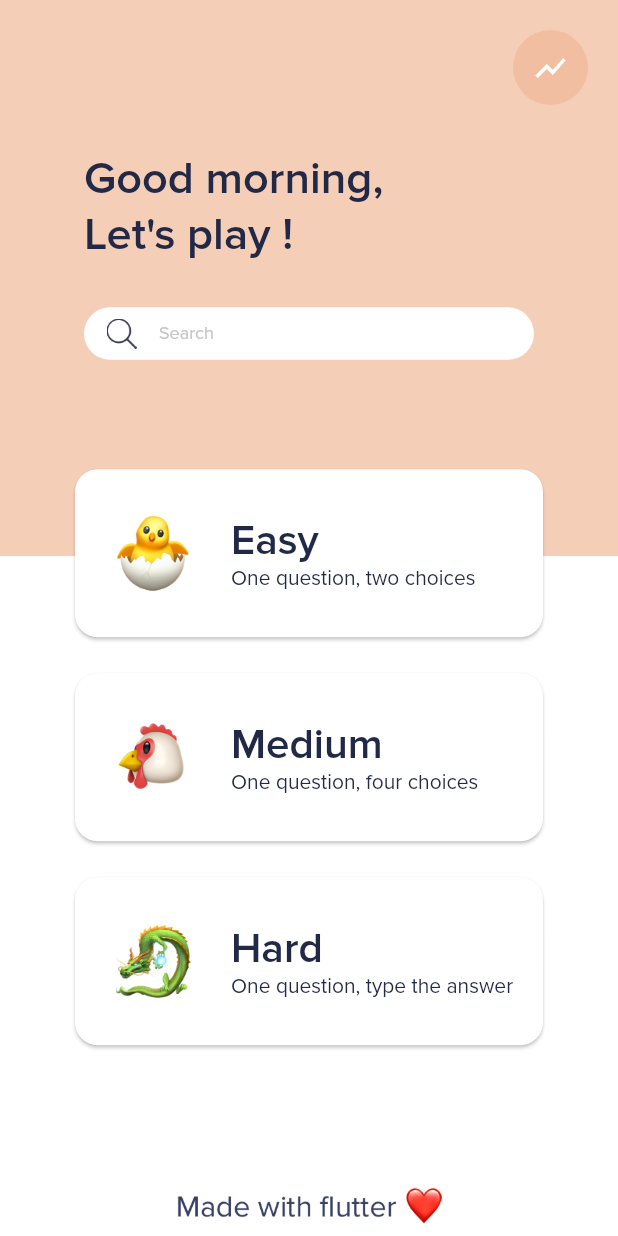
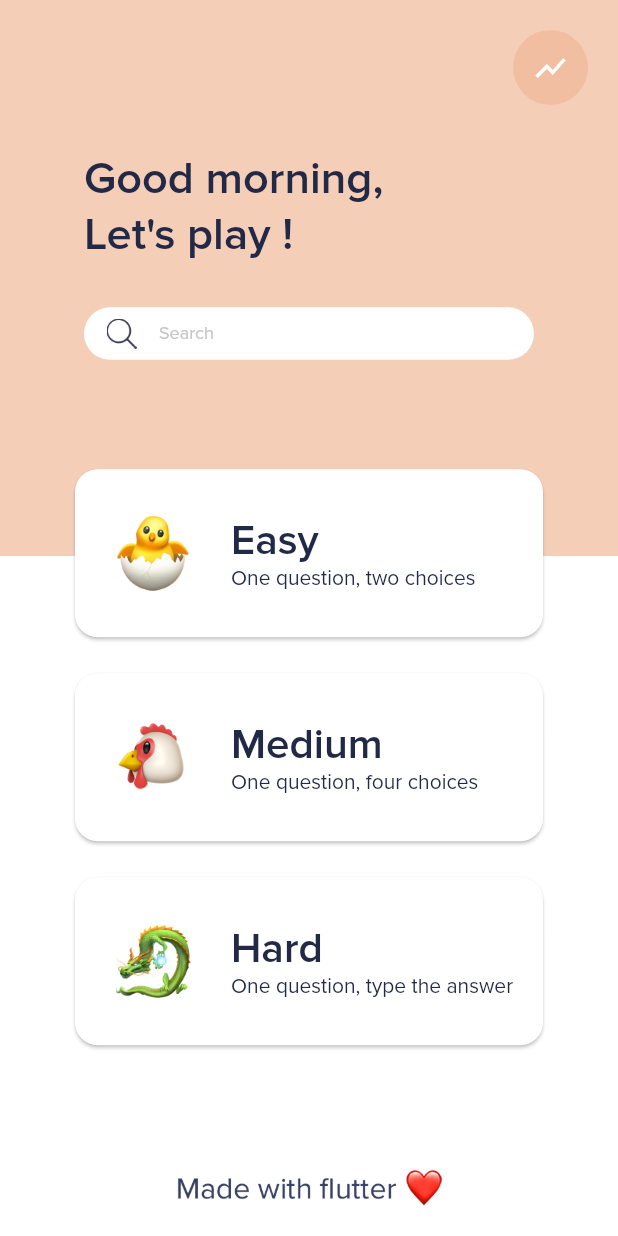
Before and after one commit to smartnsoft/capitals, a Flutter app: the screen it shows after launch, on a phone screen of 412 x 824 dp. Run offline on Flutter 3.47's test engine with Material 2 defaults, Android fonts, the phone set to English and light mode, and no system bars; drawn by our look-alikes of delayed_display; our stand-ins replace bloc, dio, flutter_bloc.

Commit message:
Refactor some layouts

```diff
--- a/lib/ui/home/home.dart
+++ b/lib/ui/home/home.dart
@@ -20,7 +20,10 @@ class Home extends StatelessWidget {
                 children: <Widget>[
                   Container(
                     color: Colors.white,
-                    child: Header(),
+                    child: DelayedDisplay(
+                      delay: Duration(milliseconds: 200),
+                      child: Header(),
+                    ),
                   ),
                   Expanded(
                     child: Container(
@@ -92,7 +95,7 @@ class Home extends StatelessWidget {
       children: <Widget>[
         cellsWidgets,
         Padding(
-          padding: const EdgeInsets.only(bottom: 8.0),
+          padding: const EdgeInsets.only(bottom: 20.0),
           child: Image.asset(
             AppTheme.of(context).images.madeWithFlutter,
             height: AppTheme.of(context).values.madeWithFlutterHeight,
--- a/lib/ui/quiz/choices/choice.dart
+++ b/lib/ui/quiz/choices/choice.dart
@@ -19,7 +19,7 @@ class Choice extends StatelessWidget {
   Widget build(BuildContext context) {
     return Container(
       height: 120,
-      width: 320 > MediaQuery.of(context).size.width * .8 ? MediaQuery.of(context).size.width * .8 : 320,
+      width: 320 > MediaQuery.of(context).size.width * .6 ? MediaQuery.of(context).size.width * .6 : 320,
       decoration: BoxDecoration(
         color: showAnswer && !isAnswer ? Colors.white10 : Colors.white,
         borderRadius: BorderRadius.circular(20),
--- a/lib/ui/quiz/progress/progress_container/quiz_progress_painter.dart
+++ b/lib/ui/quiz/progress/progress_container/quiz_progress_painter.dart
@@ -44,9 +44,6 @@ class QuizProgressPainter extends CustomPainter {
     final double horizontalLinePercent = size.width / totalPerimeter;
     final double verticalLinePercent = size.height / totalPerimeter;
 
-    print("PROGRESS TO DRAW = $progressToDraw");
-    print("horizontalLinePercent : $horizontalLinePercent");
-    print("verticalLinePercent : $verticalLinePercent");
     if (progressToDraw <= horizontalLinePercent && progressToDraw > 0) {
       canvas.drawLine(
         Offset(0, 0),
--- a/lib/ui/quiz/quiz.dart
+++ b/lib/ui/quiz/quiz.dart
@@ -91,7 +91,9 @@ class Quiz extends StatelessWidget {
   }
 
   Widget _buildQuestion(BuildContext context, Question question, {bool showAnswer = false}) {
-    return Center(
+    return Padding(
+      padding: const EdgeInsets.all(10.0),
+      child: Center(
         child: Column(
           mainAxisAlignment: Utils.isBigScreen(context) ? MainAxisAlignment.center : MainAxisAlignment.spaceEvenly,
           children: <Widget>[
@@ -105,6 +107,7 @@ class Quiz extends StatelessWidget {
               showAnswer: showAnswer,
             ),
           ],
+        ),
       ),
     );
   }
```
Also changed, not shown: lib/ui/quiz/choices/choices.dart (+8 -8 lines). Lines whose indentation alone changed are shown as unchanged.
